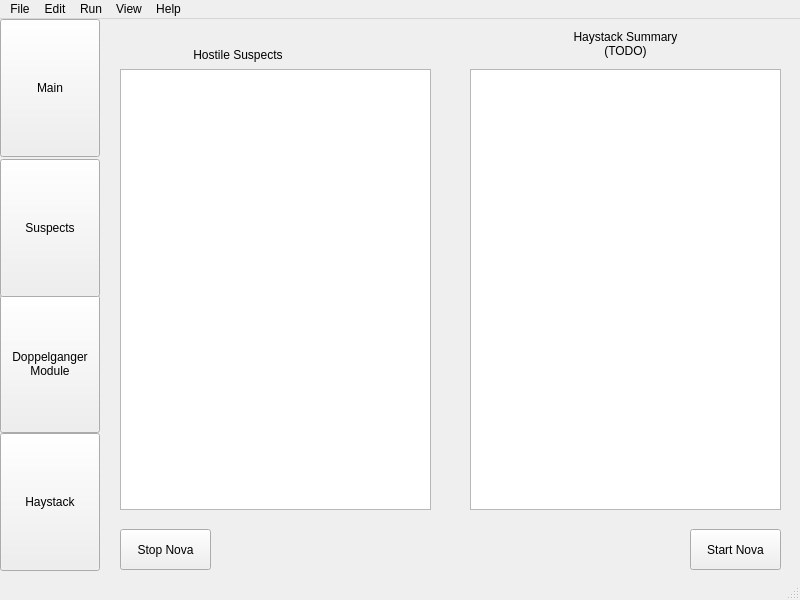
Qt form NovaGUI/UI/novagui.ui (altf4/Nova) before a commit.
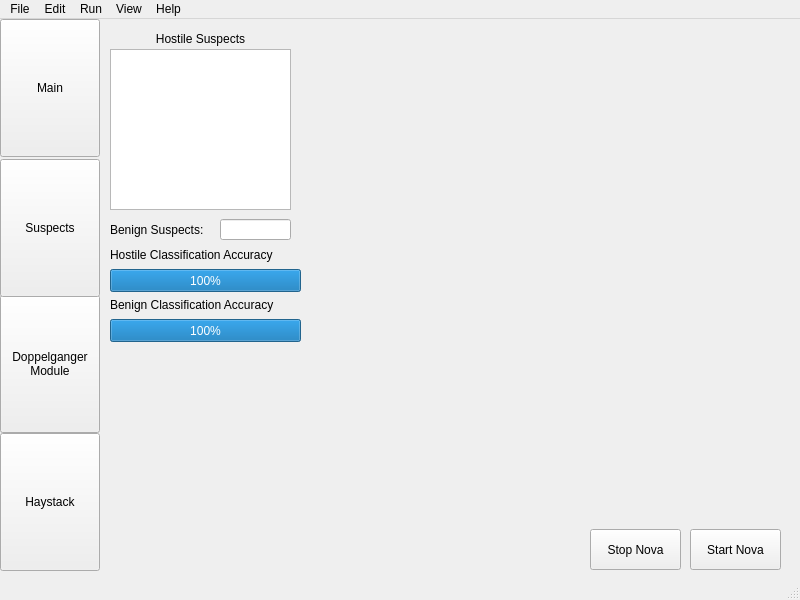
The same form after that commit. The open tabs and pages were chosen to show the change.

Commit message: Suspect Display Patch - minor Silent Alarm tweak - ticket #197

What changed in the file:
```diff
--- a/NovaGUI/UI/novagui.ui
+++ b/NovaGUI/UI/novagui.ui
@@ -27,70 +27,10 @@
      <number>1</number>
     </property>
     <widget class="QWidget" name="mainPage">
-     <widget class="QLabel" name="mainSuspectListLabel">
-      <property name="geometry">
-       <rect>
-        <x>90</x>
-        <y>40</y>
-        <width>121</width>
-        <height>31</height>
-       </rect>
-      </property>
-      <property name="text">
-       <string> Hostile Suspects</string>
-      </property>
-     </widget>
-     <widget class="QListWidget" name="mainSuspectList">
-      <property name="geometry">
-       <rect>
-        <x>20</x>
-        <y>70</y>
-        <width>311</width>
-        <height>441</height>
-       </rect>
-      </property>
-      <property name="verticalScrollMode">
-       <enum>QAbstractItemView::ScrollPerPixel</enum>
-      </property>
-      <property name="horizontalScrollMode">
-       <enum>QAbstractItemView::ScrollPerPixel</enum>
-      </property>
-     </widget>
-     <widget class="QListWidget" name="mainHaystackList">
-      <property name="geometry">
-       <rect>
-        <x>370</x>
-        <y>70</y>
-        <width>311</width>
-        <height>441</height>
-       </rect>
-      </property>
-     </widget>
-     <widget class="QLabel" name="mainHaystackListLabel">
-      <property name="geometry">
-       <rect>
-        <x>440</x>
-        <y>30</y>
-        <width>171</width>
-        <height>31</height>
-       </rect>
-      </property>
-      <property name="text">
-       <string>&lt;!DOCTYPE HTML PUBLIC &quot;-//W3C//DTD HTML 4.0//EN&quot; &quot;http://www.w3.org/TR/REC-html40/strict.dtd&quot;&gt;
-&lt;html&gt;&lt;head&gt;&lt;meta name=&quot;qrichtext&quot; content=&quot;1&quot; /&gt;&lt;style type=&quot;text/css&quot;&gt;
-p, li { white-space: pre-wrap; }
-&lt;/style&gt;&lt;/head&gt;&lt;body style=&quot; font-family:'Sans Serif'; font-size:9pt; font-weight:400; font-style:normal;&quot;&gt;
-&lt;table style=&quot;-qt-table-type: root; margin-top:4px; margin-bottom:4px; margin-left:4px; margin-right:4px;&quot;&gt;
-&lt;tr&gt;
-&lt;td style=&quot;border: none;&quot;&gt;
-&lt;p align=&quot;center&quot; style=&quot; margin-top:0px; margin-bottom:0px; margin-left:0px; margin-right:0px; -qt-block-indent:0; text-indent:0px;&quot;&gt;Haystack Summary&lt;/p&gt;
-&lt;p align=&quot;center&quot; style=&quot; margin-top:0px; margin-bottom:0px; margin-left:0px; margin-right:0px; -qt-block-indent:0; text-indent:0px;&quot;&gt;(TODO)&lt;/p&gt;&lt;/td&gt;&lt;/tr&gt;&lt;/table&gt;&lt;/body&gt;&lt;/html&gt;</string>
-      </property>
-     </widget>
      <widget class="QPushButton" name="stopButton">
       <property name="geometry">
        <rect>
-        <x>20</x>
+        <x>490</x>
         <y>530</y>
         <width>91</width>
         <height>41</height>
@@ -113,6 +53,134 @@
        <string>Start Nova</string>
       </property>
      </widget>
+     <widget class="QLabel" name="hostileListLabel">
+      <property name="geometry">
+       <rect>
+        <x>10</x>
+        <y>30</y>
+        <width>181</width>
+        <height>20</height>
+       </rect>
+      </property>
+      <property name="text">
+       <string>Hostile Suspects</string>
+      </property>
+      <property name="alignment">
+       <set>Qt::AlignCenter</set>
+      </property>
+     </widget>
+     <widget class="QListWidget" name="hostileList">
+      <property name="geometry">
+       <rect>
+        <x>10</x>
+        <y>50</y>
+        <width>181</width>
+        <height>161</height>
+       </rect>
+      </property>
+      <property name="verticalScrollMode">
+       <enum>QAbstractItemView::ScrollPerPixel</enum>
+      </property>
+      <property name="horizontalScrollMode">
+       <enum>QAbstractItemView::ScrollPerPixel</enum>
+      </property>
+     </widget>
+     <widget class="QProgressBar" name="hostileClassificationBar">
+      <property name="geometry">
+       <rect>
+        <x>10</x>
+        <y>270</y>
+        <width>191</width>
+        <height>23</height>
+       </rect>
+      </property>
+      <property name="layoutDirection">
+       <enum>Qt::LeftToRight</enum>
+      </property>
+      <property name="value">
+       <number>100</number>
+      </property>
+     </widget>
+     <widget class="QLabel" name="hostileClassificationLabel">
+      <property name="geometry">
+       <rect>
+        <x>10</x>
+        <y>245</y>
+        <width>191</width>
+        <height>21</height>
+       </rect>
+      </property>
+      <property name="text">
+       <string>Hostile Classification Accuracy</string>
+      </property>
+      <property name="alignment">
+       <set>Qt::AlignLeading|Qt::AlignLeft|Qt::AlignVCenter</set>
+      </property>
+     </widget>
+     <widget class="QLabel" name="numBenignLabel">
+      <property name="geometry">
+       <rect>
+        <x>10</x>
+        <y>220</y>
+        <width>111</width>
+        <height>21</height>
+       </rect>
+      </property>
+      <property name="text">
+       <string>Benign Suspects:</string>
+      </property>
+     </widget>
+     <widget class="QLineEdit" name="numBenignEdit">
+      <property name="enabled">
+       <bool>true</bool>
+      </property>
+      <property name="geometry">
+       <rect>
+        <x>120</x>
+        <y>220</y>
+        <width>71</width>
+        <height>21</height>
+       </rect>
+      </property>
+      <property name="alignment">
+       <set>Qt::AlignCenter</set>
+      </property>
+      <property name="readOnly">
+       <bool>true</bool>
+      </property>
+     </widget>
+     <widget class="QLabel" name="benignClassificationLabel">
+      <property name="geometry">
+       <rect>
+        <x>10</x>
+        <y>295</y>
+        <width>191</width>
+        <height>21</height>
+       </rect>
+      </property>
+      <property name="text">
+       <string>Benign Classification Accuracy</string>
+      </property>
+      <property name="alignment">
+       <set>Qt::AlignLeading|Qt::AlignLeft|Qt::AlignVCenter</set>
+      </property>
+     </widget>
+     <widget class="QProgressBar" name="benignClassificationBar">
+      <property name="geometry">
+       <rect>
+        <x>10</x>
+        <y>320</y>
+        <width>191</width>
+        <height>23</height>
+       </rect>
+      </property>
+      <property name="layoutDirection">
+       <enum>Qt::LeftToRight</enum>
+      </property>
+      <property name="value">
+       <number>100</number>
+      </property>
+     </widget>
     </widget>
     <widget class="QWidget" name="suspectPage">
      <widget class="QListWidget" name="benignList">
@@ -143,34 +211,8 @@
       <property name="text">
        <string>Benign Suspects</string>
       </property>
-     </widget>
-     <widget class="QLabel" name="hListLabel">
-      <property name="geometry">
-       <rect>
-        <x>460</x>
-        <y>30</y>
-        <width>121</width>
-        <height>31</height>
-       </rect>
-      </property>
-      <property name="text">
-       <string> Hostile Suspects</string>
-      </property>
-     </widget>
-     <widget class="QListWidget" name="hostileList">
-      <property name="geometry">
-       <rect>
-        <x>360</x>
-        <y>60</y>
-        <width>321</width>
-        <height>461</height>
-       </rect>
-      </property>
-      <property name="verticalScrollMode">
-       <enum>QAbstractItemView::ScrollPerPixel</enum>
-      </property>
-      <property name="horizontalScrollMode">
-       <enum>QAbstractItemView::ScrollPerPixel</enum>
+      <property name="alignment">
+       <set>Qt::AlignCenter</set>
       </property>
      </widget>
      <widget class="QPushButton" name="clearSuspectsButton">
```
Left out of the diff: 142 changed lines with no effect on the pictures. The commit also changes 8 other files.
